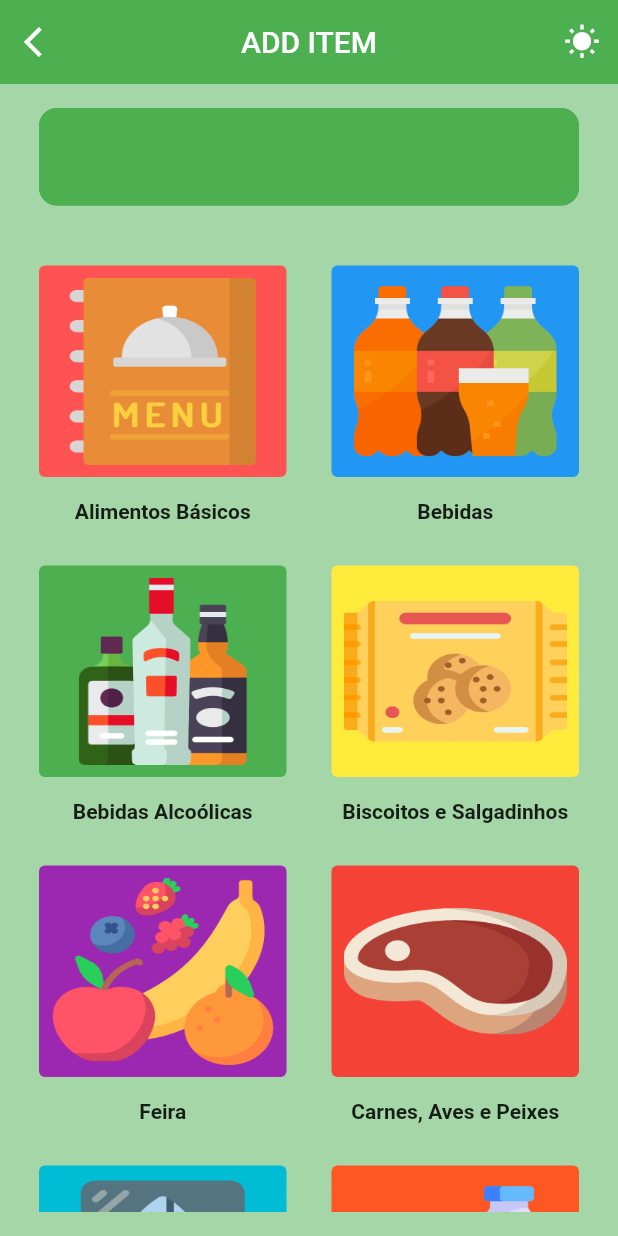
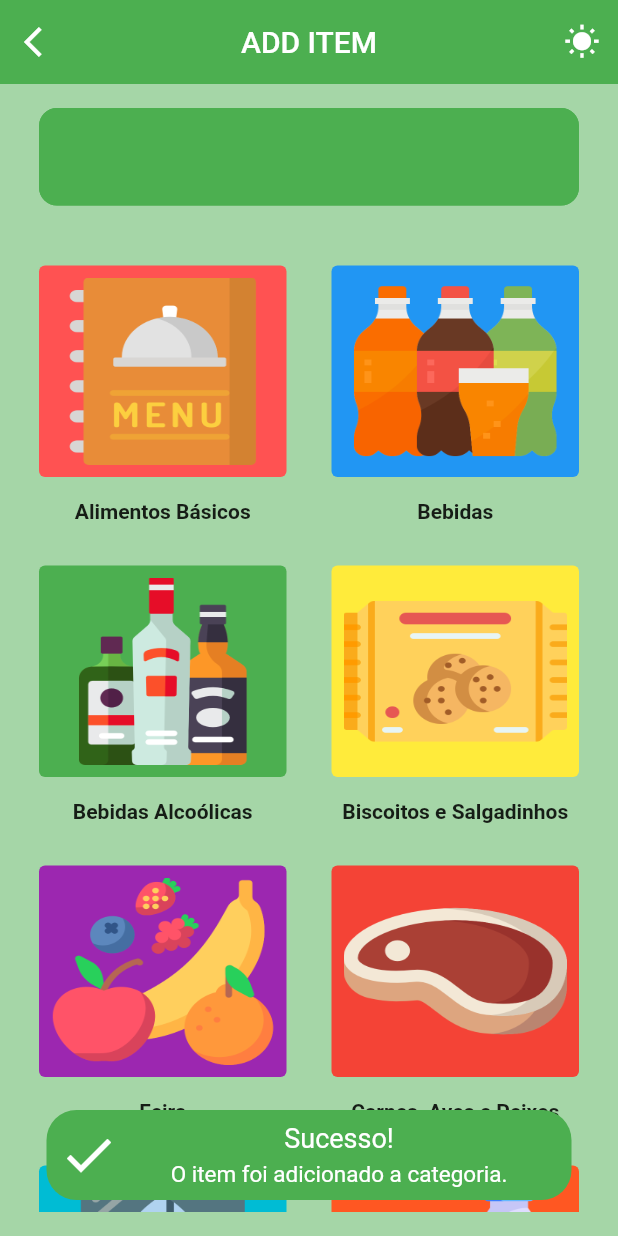
Before and after one commit to Emanuel-DSC/QuickGrid, a Flutter app: the AddItem screen opened directly, after a tap on "Alimentos Básicos", on a phone screen of 412 x 824 dp. Run offline on Flutter 3.47's test engine with Material 2 defaults, Android fonts, the light colour scheme and no system bars; our stand-ins replace get_storage, google_fonts, shared_preferences, swipe_to; accounts and stored records are empty.

```diff
--- a/lib/constants/padding.dart
+++ b/lib/constants/padding.dart
@@ -2,3 +2,4 @@ double kpadding5 = 5;
 double kpadding10 = 10;
 double kpadding20 = 20;
 double kpadding30 = 30;
+double kpadding45 = 45;
--- a/lib/models/categories_model.dart
+++ b/lib/models/categories_model.dart
@@ -1,9 +1,10 @@
 // category_provider.dart
 import 'package:flutter/material.dart';
+import 'package:lista_mercado/widgets/flash_card_widget.dart';
 import '../constants/lists.dart';
 import '../database/database.dart';
 import '../pages/category_page.dart';
-import '../widgets/my_alert_dialog.dart';
+import '../widgets/my_alert_dialog_widget.dart';
 import 'category_item_model.dart';
 
 class CategoryProvider extends ChangeNotifier {
@@ -26,11 +27,12 @@ class CategoryProvider extends ChangeNotifier {
     );
   }
 
-  void addItemToList(String value, List<CategoryItem> list) {
+  void addItemToList(String value, List<CategoryItem> list, context) {
     final item = CategoryItem(name: value, category: selectedCategory);
     list.add(item);
     notifyListeners();
-    db.saveDataToStorage(); // Save data to GetStorage
+    db.saveDataToStorage();
+    sucessMessage(context);
   }
 
   void checkBoxChanged(bool newBool, int index) {
--- a/lib/pages/add_item_page.dart
+++ b/lib/pages/add_item_page.dart
@@ -65,6 +65,7 @@ class _AddItemState extends State<AddItem> {
                               CategoryProvider().addItemToList(
                                 controller.text,
                                 categoryMap[name]!,
+                                context
                               );
                               CategoryProvider().setSelectedCategory(name);
                             }
--- a/lib/pages/home_page.dart
+++ b/lib/pages/home_page.dart
@@ -6,7 +6,7 @@ import '../themes/models/theme_models.dart';
 import '../widgets/categories_card_widget.dart';
 import '../widgets/my_app_bar_widget.dart';
 import '../widgets/my_bottom_nav_bar_widget.dart';
-import '../widgets/my_fab.dart';
+import '../widgets/my_fab_widget.dart';
 
 class HomePage extends StatefulWidget {
   const HomePage({Key? key}) : super(key: key);
--- /dev/null
+++ b/lib/widgets/flash_card_widget.dart
@@ -0,0 +1,47 @@
+import 'package:flutter/material.dart';
+
+sucessMessage(BuildContext context) {
+  ScaffoldMessenger.of(context).showSnackBar(SnackBar(
+    content: Container(
+        height: 60,
+        decoration: const BoxDecoration(
+            color: Colors.green,
+            borderRadius: BorderRadius.all(Radius.circular(20))),
+        child: Padding(
+          padding: const EdgeInsets.all(8.0),
+          child: Row(
+            children: [
+              const Icon(
+                Icons.check,
+                color: Colors.white,
+                size: 40,
+              ),
+              Expanded(
+                child: Column(
+                  children: const [
+                    Text(
+                      'Sucesso!',
+                      textAlign: TextAlign.center,
+                      style: TextStyle(fontSize: 18, color: Colors.white),
+                    ),
+                    Spacer(),
+                    Text(
+                      'O item foi adicionado a categoria.',
+                      style: TextStyle(
+                        fontSize: 15,
+                        color: Colors.white,
+                      ),
+                      maxLines: 2,
+                      overflow: TextOverflow.ellipsis,
+                    ),
+                  ],
+                ),
+              ),
+            ],
+          ),
+        )),
+    behavior: SnackBarBehavior.floating,
+    backgroundColor: Colors.transparent,
+    elevation: 0,
+  ));
+}
```
Also changed, not shown: lib/widgets/my_alert_dialog_widget.dart (renamed from lib/widgets/my_alert_dialog.dart), lib/widgets/my_fab_widget.dart (renamed from lib/widgets/my_fab.dart). Lines whose indentation alone changed are shown as unchanged.
